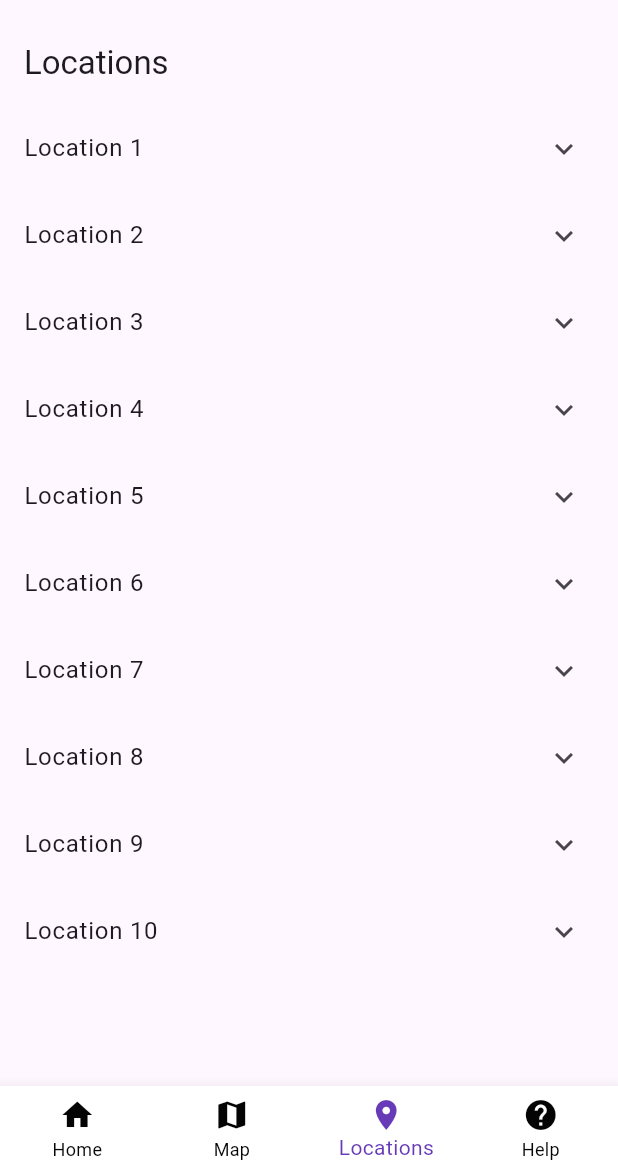
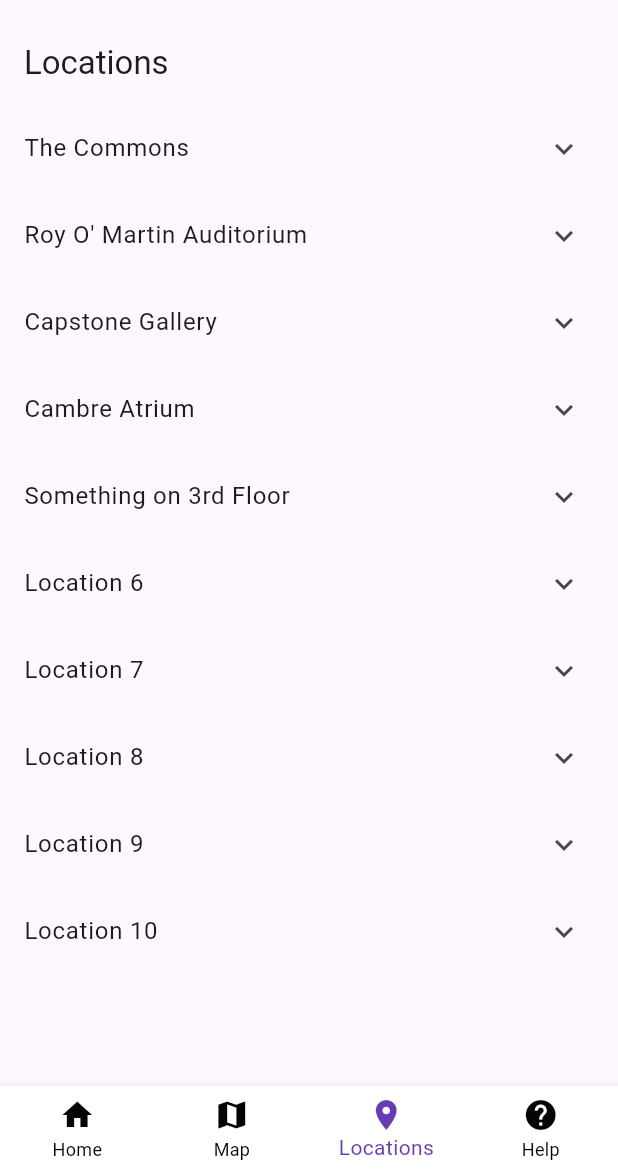
Before and after one commit to RiversDupaquier/flutter_application_104, a Flutter app: the screen it shows after launch, item 3 of the bottom bar chosen, on a phone screen of 412 x 824 dp, the part 63-1236 px from its top. Run offline on Flutter 3.47's test engine with Material 3 defaults, Android fonts, the phone set to English and light mode, and no system bars.

Commit message:
locations added

```diff
--- a/lib/main.dart
+++ b/lib/main.dart
@@ -125,6 +125,7 @@ class MapPage extends StatelessWidget {
   @override
   Widget build(BuildContext context) {
     return Scaffold(
+      backgroundColor: const Color(0xFF461D7C),
       appBar: AppBar(
         title: const Text('Map'),
       ),
@@ -170,7 +171,7 @@ class LocationsPage extends StatelessWidget {
       body: ListView(
         children: [
           ExpansionTile(
-            title: const Text('Location 1'),
+            title: const Text('The Commons'),
             children: [
               ListTile(
                 title: const Text('Item 1.1'),
@@ -208,7 +209,7 @@ class LocationsPage extends StatelessWidget {
             ],
           ),
           ExpansionTile(
-            title: const Text('Location 2'),
+            title: const Text('Roy O\' Martin Auditorium'),
             children: [
               ListTile(
                 title: const Text('Item 2.1'),
@@ -246,7 +247,7 @@ class LocationsPage extends StatelessWidget {
             ],
           ),
           ExpansionTile(
-            title: const Text('Location 3'),
+            title: const Text('Capstone Gallery'),
             children: [
               ListTile(
                 title: const Text('Item 3.1'),
@@ -284,7 +285,7 @@ class LocationsPage extends StatelessWidget {
             ],
           ),
           ExpansionTile(
-            title: const Text('Location 4'),
+            title: const Text('Cambre Atrium'),
             children: [
               ListTile(
                 title: const Text('Item 4.1'),
@@ -322,7 +323,7 @@ class LocationsPage extends StatelessWidget {
             ],
           ),
           ExpansionTile(
-            title: const Text('Location 5'),
+            title: const Text('Something on 3rd Floor'),
             children: [
               ListTile(
                 title: const Text('Item 5.1'),
```
